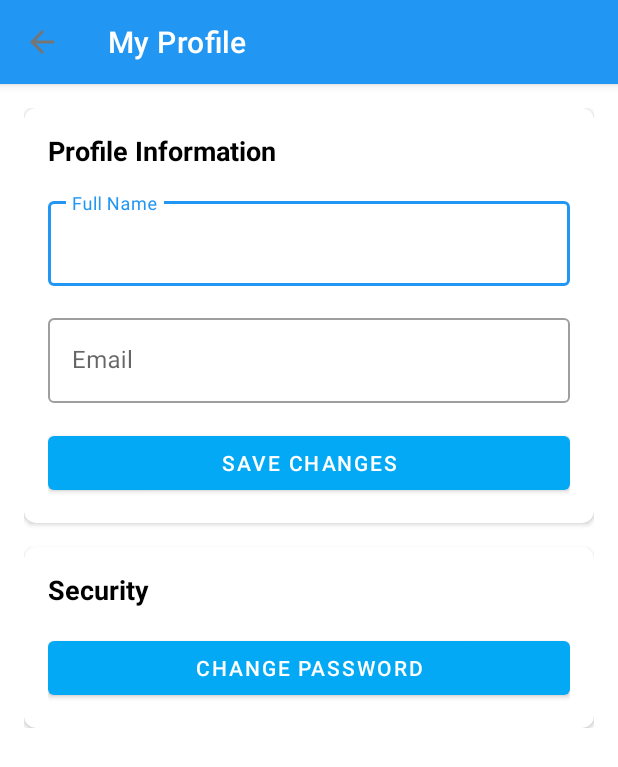
After one commit to IgliBerberi/ToDoApp, an Android app built with Jetpack Compose: the ProfileActivity screen opened directly, with no data from a screen before it, on a phone screen of 412 x 824 dp. The commit adds this screen. Shown: the top 767 px of the screen. Run offline under Robolectric (Android 15) with nearby library versions, the phone set to English and light mode, and no system bars; our stand-ins replace Room's generated code; 1 statement that could not run was skipped.

Commit message:
Profile Management

```diff
--- a/app/src/main/AndroidManifest.xml
+++ b/app/src/main/AndroidManifest.xml
@@ -1,7 +1,6 @@
 <?xml version="1.0" encoding="utf-8"?>
 <manifest xmlns:android="http://schemas.android.com/apk/res/android"
     package="com.example.todoapp">
-
     <application
         android:allowBackup="true"
         android:icon="@mipmap/ic_launcher"
@@ -9,6 +8,10 @@
         android:roundIcon="@mipmap/ic_launcher_round"
         android:supportsRtl="true"
         android:theme="@style/AppTheme.NoActionBar">
+        <activity
+            android:name=".ProfileActivity"
+            android:exported="false"
+            android:parentActivityName=".MainActivity" />
         <activity android:name=".TaskDetailActivity" />
         <activity android:name=".RegisterActivity" />
         <activity android:name=".LoginActivity" />
--- a/app/src/main/java/com/example/todoapp/MainActivity.java
+++ b/app/src/main/java/com/example/todoapp/MainActivity.java
@@ -149,6 +149,9 @@ public class MainActivity extends AppCompatActivity implements TaskAdapter.OnTas
             // Now using database for deleting
             taskViewModel.deleteCompletedTasks();
             return true;
+        } else if (id == R.id.action_profile) {
+            startActivity(new Intent(this, ProfileActivity.class));
+            return true;
         } else if (id == 101) { // Logout
             sessionManager.logoutUser();
             startActivity(new Intent(this, LoginActivity.class));
--- a/app/src/main/java/com/example/todoapp/SessionManager.java
+++ b/app/src/main/java/com/example/todoapp/SessionManager.java
@@ -48,4 +48,10 @@ public class SessionManager {
     public String getUserFullName() {
         return pref.getString(KEY_FULL_NAME, null);
     }
+
+    public void updateUserDetails(String email, String fullName) {
+        editor.putString(KEY_EMAIL, email);
+        editor.putString(KEY_FULL_NAME, fullName);
+        editor.apply();
+    }
 }
--- a/app/src/main/java/com/example/todoapp/UserDao.java
+++ b/app/src/main/java/com/example/todoapp/UserDao.java
@@ -3,11 +3,15 @@ package com.example.todoapp;
 import androidx.room.Dao;
 import androidx.room.Insert;
 import androidx.room.Query;
+import androidx.room.Update;
 
 @Dao
 public interface UserDao {
     @Insert
     long insert(User user);
+
+    @Update
+    void update(User user);
 
     @Query("SELECT * FROM user_table WHERE email = :email LIMIT 1")
     User getUserByEmail(String email);
--- /dev/null
+++ b/app/src/main/res/layout/activity_profile.xml
@@ -0,0 +1,163 @@
+<?xml version="1.0" encoding="utf-8"?>
+<androidx.coordinatorlayout.widget.CoordinatorLayout
+    xmlns:android="http://schemas.android.com/apk/res/android"
+    xmlns:app="http://schemas.android.com/apk/res-auto"
+    xmlns:tools="http://schemas.android.com/tools"
+    android:layout_width="match_parent"
+    android:layout_height="match_parent"
+    android:background="@android:color/white"
+    tools:context=".ProfileActivity">
+
+    <com.google.android.material.appbar.AppBarLayout
+        android:layout_width="match_parent"
+        android:layout_height="wrap_content">
+
+        <androidx.appcompat.widget.Toolbar
+            android:id="@+id/toolbar"
+            android:layout_width="match_parent"
+            android:layout_height="?attr/actionBarSize"
+            android:background="?attr/colorPrimary"
+            app:titleTextColor="@android:color/white" />
+
+    </com.google.android.material.appbar.AppBarLayout>
+
+    <androidx.core.widget.NestedScrollView
+        android:layout_width="match_parent"
+        android:layout_height="match_parent"
+        app:layout_behavior="@string/appbar_scrolling_view_behavior">
+
+        <LinearLayout
+            android:layout_width="match_parent"
+            android:layout_height="wrap_content"
+            android:orientation="vertical"
+            android:padding="16dp">
+
+            <androidx.cardview.widget.CardView
+                android:layout_width="match_parent"
+                android:layout_height="wrap_content"
+                android:layout_marginBottom="16dp"
+                app:cardCornerRadius="8dp"
+                app:cardElevation="2dp">
+
+                <LinearLayout
+                    android:layout_width="match_parent"
+                    android:layout_height="wrap_content"
+                    android:orientation="vertical"
+                    android:padding="16dp">
+
+                    <TextView
+                        android:layout_width="match_parent"
+                        android:layout_height="wrap_content"
+                        android:text="Profile Information"
+                        android:textSize="18sp"
+                        android:textStyle="bold"
+                        android:textColor="@android:color/black"
+                        android:layout_marginBottom="16dp"/>
+
+                    <com.google.android.material.textfield.TextInputLayout
+                        android:layout_width="match_parent"
+                        android:layout_height="wrap_content"
+                        android:layout_marginBottom="16dp"
+                        style="@style/Widget.MaterialComponents.TextInputLayout.OutlinedBox">
+
+                        <com.google.android.material.textfield.TextInputEditText
+                            android:id="@+id/fullNameEditText"
+                            android:layout_width="match_parent"
+                            android:layout_height="wrap_content"
+                            android:hint="Full Name"
+                            android:inputType="textPersonName"
+                            android:textColor="@android:color/black" />
+                    </com.google.android.material.textfield.TextInputLayout>
+
+                    <com.google.android.material.textfield.TextInputLayout
+                        android:layout_width="match_parent"
+                        android:layout_height="wrap_content"
+                        android:layout_marginBottom="16dp"
+                        style="@style/Widget.MaterialComponents.TextInputLayout.OutlinedBox">
+
+                        <com.google.android.material.textfield.TextInputEditText
+                            android:id="@+id/emailEditText"
+                            android:layout_width="match_parent"
+                            android:layout_height="wrap_content"
+                            android:hint="Email"
+                            android:inputType="textEmailAddress"
+                            android:textColor="@android:color/black" />
+                    </com.google.android.material.textfield.TextInputLayout>
+
+                    <Button
+                        android:id="@+id/saveChangesButton"
+                        android:layout_width="match_parent"
+                        android:layout_height="wrap_content"
+                        android:text="Save Changes" />
+                </LinearLayout>
+            </androidx.cardview.widget.CardView>
+
+            <androidx.cardview.widget.CardView
+                android:layout_width="match_parent"
+                android:layout_height="wrap_content"
+                app:cardCornerRadius="8dp"
+                app:cardElevation="2dp">
+
+                <LinearLayout
+                    android:layout_width="match_parent"
+                    android:layout_height="wrap_content"
+                    android:orientation="vertical"
+                    android:padding="16dp">
+
+                    <TextView
+                        android:layout_width="match_parent"
+                        android:layout_height="wrap_content"
+                        android:text="Security"
+                        android:textSize="18sp"
+                        android:textStyle="bold"
+                        android:textColor="@android:color/black"
+                        android:layout_marginBottom="16dp"/>
+
+                    <com.google.android.material.textfield.TextInputLayout
+                        android:id="@+id/currentPasswordLayout"
+                        android:layout_width="match_parent"
+                        android:layout_height="wrap_content"
+                        android:layout_marginBottom="16dp"
+                        android:visibility="gone"
+                        app:passwordToggleEnabled="true"
+                        app:passwordToggleTint="@color/colorAccent"
+                        style="@style/Widget.MaterialComponents.TextInputLayout.OutlinedBox">
+
+                        <com.google.android.material.textfield.TextInputEditText
+                            android:id="@+id/currentPasswordEditText"
+                            android:layout_width="match_parent"
+                            android:layout_height="wrap_content"
+                            android:hint="Current Password"
+                            android:inputType="textPassword"
+                            android:textColor="@android:color/black" />
+                    </com.google.android.material.textfield.TextInputLayout>
+
+                    <com.google.android.material.textfield.TextInputLayout
+                        android:id="@+id/newPasswordLayout"
+                        android:layout_width="match_parent"
+                        android:layout_height="wrap_content"
+                        android:layout_marginBottom="16dp"
+                        android:visibility="gone"
+                        app:passwordToggleEnabled="true"
+                        app:passwordToggleTint="@color/colorAccent"
+                        style="@style/Widget.MaterialComponents.TextInputLayout.OutlinedBox">
+
+                        <com.google.android.material.textfield.TextInputEditText
+                            android:id="@+id/newPasswordEditText"
+                            android:layout_width="match_parent"
+                            android:layout_height="wrap_content"
+                            android:hint="New Password"
+                            android:inputType="textPassword"
+                            android:textColor="@android:color/black" />
+                    </com.google.android.material.textfield.TextInputLayout>
+
+                    <Button
+                        android:id="@+id/changePasswordButton"
+                        android:layout_width="match_parent"
+                        android:layout_height="wrap_content"
+                        android:text="Change Password" />
+                </LinearLayout>
+            </androidx.cardview.widget.CardView>
+        </LinearLayout>
+    </androidx.core.widget.NestedScrollView>
+</androidx.coordinatorlayout.widget.CoordinatorLayout>
```
Also changed, not shown: app/src/main/java/com/example/todoapp/ProfileActivity.java (added, +265 -0 lines), app/src/main/res/menu/menu_main.xml (+8 -3 lines).
